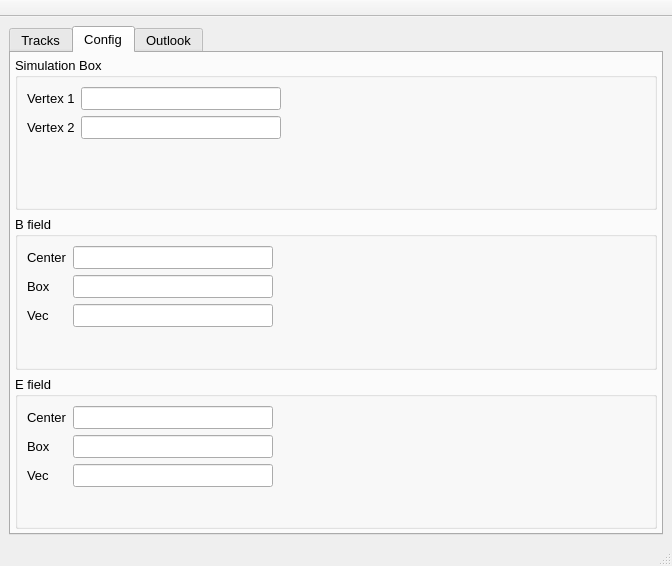
NeutrinoToolkit/Neutrino, file plugins/Thomson_Parabola/Thomson_Parabola.ui: the form before one commit.
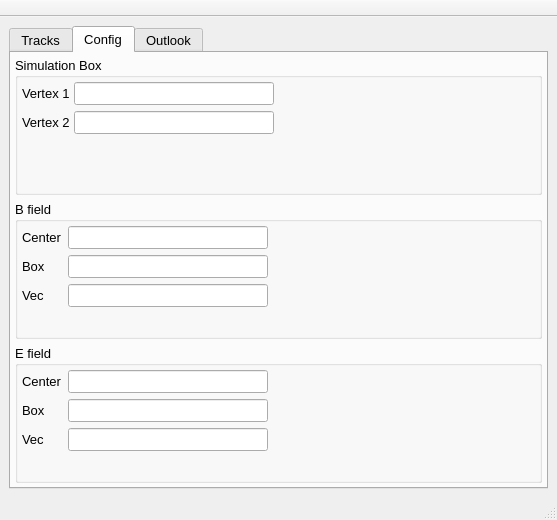
The form after the commit. The open tabs and pages were chosen to show the change. Custom widgets are drawn as their Qt base class.

```diff
--- a/plugins/Thomson_Parabola/Thomson_Parabola.ui
+++ b/plugins/Thomson_Parabola/Thomson_Parabola.ui
@@ -6,8 +6,8 @@
    <rect>
     <x>0</x>
     <y>0</y>
-    <width>672</width>
-    <height>566</height>
+    <width>557</width>
+    <height>520</height>
    </rect>
   </property>
   <property name="windowTitle">
@@ -335,6 +335,21 @@
            <string>Simulation Box</string>
           </property>
           <layout class="QFormLayout" name="formLayout">
+           <property name="horizontalSpacing">
+            <number>4</number>
+           </property>
+           <property name="leftMargin">
+            <number>4</number>
+           </property>
+           <property name="topMargin">
+            <number>4</number>
+           </property>
+           <property name="rightMargin">
+            <number>4</number>
+           </property>
+           <property name="bottomMargin">
+            <number>4</number>
+           </property>
            <item row="0" column="0">
             <widget class="QLabel" name="label_4">
              <property name="font">
@@ -422,6 +437,18 @@
            <string>B field</string>
           </property>
           <layout class="QFormLayout" name="formLayout_3">
+           <property name="leftMargin">
+            <number>4</number>
+           </property>
+           <property name="topMargin">
+            <number>4</number>
+           </property>
+           <property name="rightMargin">
+            <number>4</number>
+           </property>
+           <property name="bottomMargin">
+            <number>4</number>
+           </property>
            <item row="0" column="0">
             <widget class="QLabel" name="label_7">
              <property name="font">
@@ -530,6 +557,18 @@
            <string>E field</string>
           </property>
           <layout class="QFormLayout" name="formLayout_2">
+           <property name="leftMargin">
+            <number>4</number>
+           </property>
+           <property name="topMargin">
+            <number>4</number>
+           </property>
+           <property name="rightMargin">
+            <number>4</number>
+           </property>
+           <property name="bottomMargin">
+            <number>4</number>
+           </property>
            <item row="0" column="0">
             <widget class="QLabel" name="label_11">
              <property name="font">
```
Left out of the diff: 26 changed lines with no effect on the pictures.
